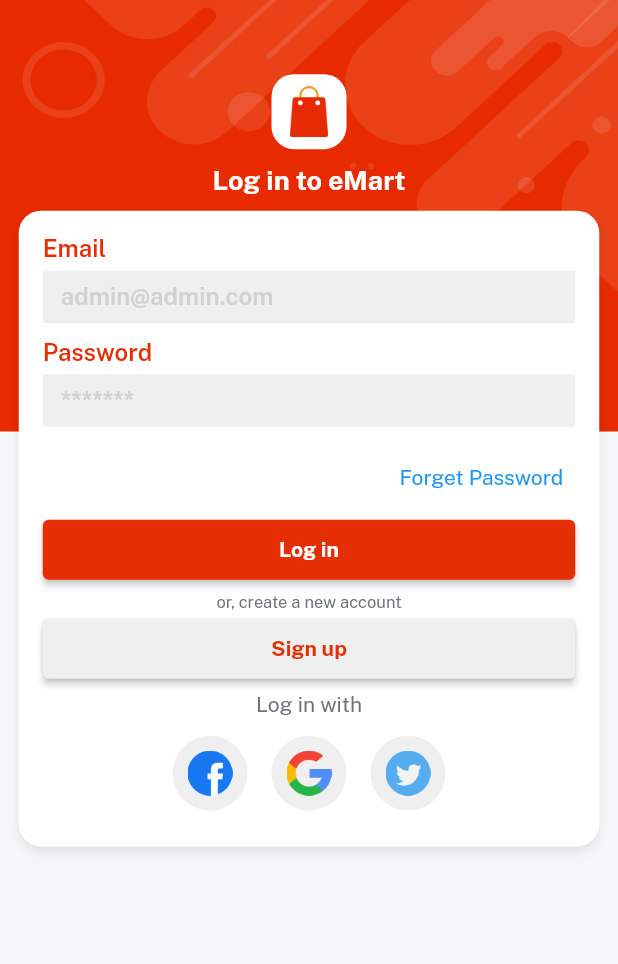
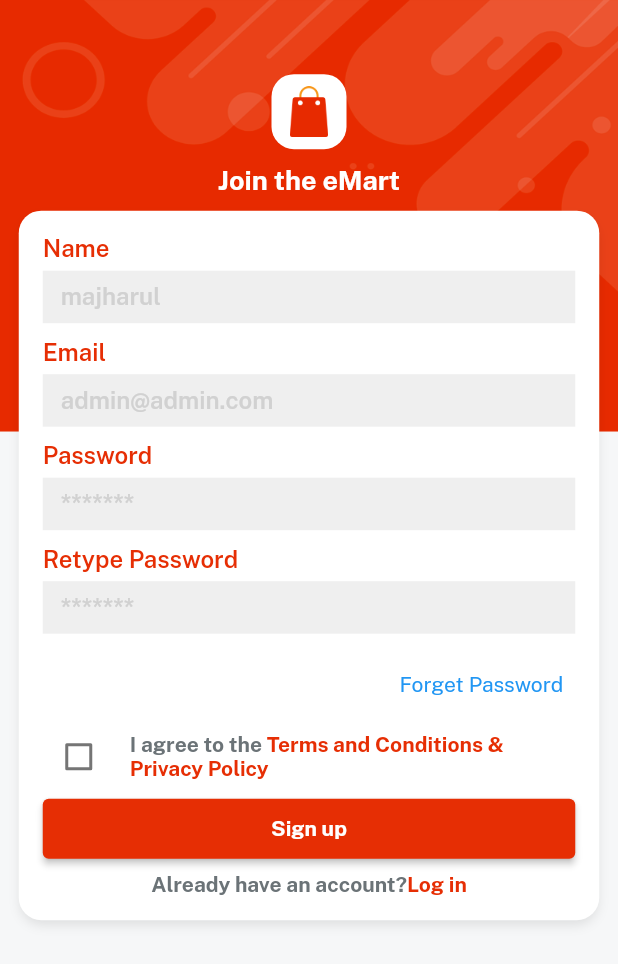
Before and after one commit to majharul-islam181/ecommerce, a Flutter app: the screen it shows after launch, after a tap on "Sign up", on a phone screen of 412 x 824 dp. Shown: the top 964 px of the screen. Run offline on Flutter 3.47's test engine with Material 2 defaults, Android fonts, the phone set to English and light mode, and no system bars; our stand-ins replace get, velocity_x.

Commit message:
signup screen ui

```diff
--- a/lib/consts/strings.dart
+++ b/lib/consts/strings.dart
@@ -10,8 +10,15 @@ const emailhint = "admin@admin.com";
 const password = 'Password';
 const passwordHint = '*******';
 
+const retypePassword = "Retype Password";
+const name = "Name";
+const nameHint = 'majharul';
+
 const forgetPassword = 'Forget Password';
 const login = 'Log in';
 const signup = 'Sign up';
 const createNewAccount = "or, create a new account";
 const loginWith = "Log in with";
+
+const privacyPolicy = "Privacy Policy";
+const termAndCond = "Terms and Conditions";
--- a/lib/views/auth_screen/login_screen.dart
+++ b/lib/views/auth_screen/login_screen.dart
@@ -1,5 +1,6 @@
 import 'package:ecommerce/consts/consts.dart';
 import 'package:ecommerce/consts/lists.dart';
+import 'package:ecommerce/views/auth_screen/signup_screen.dart';
 import 'package:ecommerce/widgets_common/applogo_widget.dart';
 import 'package:ecommerce/widgets_common/bg_widget.dart';
 import 'package:ecommerce/widgets_common/custom_textfield.dart';
@@ -11,8 +12,9 @@ class LoginScreen extends StatelessWidget {
   @override
   Widget build(BuildContext context) {
     return bgWidget(Scaffold(
-      resizeToAvoidBottomInset: false,
+      // resizeToAvoidBottomInset: false,
       body: Center(
+        child: SingleChildScrollView(
           child: Column(
             children: [
               (context.screenHeight * 0.06).heightBox,
@@ -46,7 +48,9 @@ class LoginScreen extends StatelessWidget {
                 //sign up button
                 ourButton(
                         bgcolor: lightGrey,
-                      onPress: () {},
+                        onPress: () {
+                          Get.to(() =>const  SignupScreen());
+                        },
                         textcolor: redColor,
                         buttonName: signup)
                     .box
@@ -82,6 +86,7 @@ class LoginScreen extends StatelessWidget {
             ],
           ),
         ),
+      ),
     ));
   }
 }
--- /dev/null
+++ b/lib/views/auth_screen/signup_screen.dart
@@ -0,0 +1,123 @@
+import 'package:ecommerce/consts/consts.dart';
+
+import 'package:ecommerce/widgets_common/applogo_widget.dart';
+import 'package:ecommerce/widgets_common/bg_widget.dart';
+import 'package:ecommerce/widgets_common/custom_textfield.dart';
+import 'package:ecommerce/widgets_common/our_button.dart';
+
+class SignupScreen extends StatelessWidget {
+  const SignupScreen({super.key});
+
+  @override
+  Widget build(BuildContext context) {
+    return bgWidget(Scaffold(
+      // resizeToAvoidBottomInset: false,
+      body: SingleChildScrollView(
+        child: Center(
+          child: Column(
+            children: [
+              (context.screenHeight * 0.06).heightBox,
+              applogoWidget(),
+              10.heightBox,
+              'Join the $appname'.text.size(18).fontFamily(bold).white.make(),
+              10.heightBox,
+              Column(children: [
+                customTextField(title: name, hint: nameHint),
+                customTextField(title: email, hint: emailhint),
+                customTextField(title: password, hint: passwordHint),
+                customTextField(title: retypePassword, hint: passwordHint),
+
+                Align(
+                  alignment: Alignment.centerRight,
+                  child: TextButton(
+                    onPressed: () {},
+                    child: forgetPassword.text.make(),
+                  ),
+                ),
+
+                // check box
+                Row(
+                  children: [
+                    Checkbox(
+                        value: false,
+                        checkColor: redColor,
+                        onChanged: ((value) {})),
+                    10.widthBox,
+                    Expanded(
+                      child: RichText(
+                          text: const TextSpan(
+                        children: [
+                          TextSpan(
+                              text: "I agree to the ",
+                              style: TextStyle(
+                                fontFamily: bold,
+                                color: fontGrey,
+                              )),
+                          TextSpan(
+                              text: termAndCond,
+                              style: TextStyle(
+                                fontFamily: bold,
+                                color: redColor,
+                              )),
+                          TextSpan(
+                              text: " & ",
+                              style: TextStyle(
+                                fontFamily: bold,
+                                color: redColor,
+                              )),
+                          TextSpan(
+                              text: privacyPolicy,
+                              style: TextStyle(
+                                fontFamily: bold,
+                                color: redColor,
+                              )),
+                        ],
+                      )),
+                    ),
+                  ],
+                ),
+
+                //login button
+                ourButton(
+                        bgcolor: redColor,
+                        onPress: () {},
+                        textcolor: whiteColor,
+                        buttonName: signup)
+                    .box
+                    .width(context.width - 50)
+                    .make(),
+                5.heightBox,
+
+                // Wrapping into gesture detector of veiocity X
+
+                RichText(
+                    text: const TextSpan(children: [
+                  TextSpan(
+                    text: "Already have an account?",
+                    style: TextStyle(
+                      fontFamily: bold,
+                      color: fontGrey,
+                    ),
+                  ),
+                  TextSpan(
+                      text: "Log in",
+                      style: TextStyle(fontFamily: bold, color: redColor)),
+                ])).onTap(() {
+                  Get.back();
+                })
+              ])
+                  .box
+                  .color(whiteColor)
+                  .padding(const EdgeInsets.all(16))
+                  .width(context.screenWidth - 25)
+                  .rounded
+                  .shadowMd
+                  .make(),
+              15.heightBox,
+            ],
+          ),
+        ),
+      ),
+    ));
+  }
+}
--- a/lib/widgets_common/custom_textfield.dart
+++ b/lib/widgets_common/custom_textfield.dart
@@ -20,6 +20,7 @@ Widget customTextField({String? title, String? hint,controller}) {
           filled: true,
           border: InputBorder.none,
           focusedBorder: OutlineInputBorder(
+
               borderSide: BorderSide(
             color: redColor,
           )),
--- a/lib/widgets_common/our_button.dart
+++ b/lib/widgets_common/our_button.dart
@@ -6,9 +6,7 @@ Widget ourButton({bgcolor,textcolor, onPress,required String buttonName}) {
      backgroundColor: bgcolor,
      padding: const EdgeInsets.all(12),
     ),
-      onPressed: (() {
-        onPress;
-      }),
+      onPressed: onPress,
       child: buttonName.text.color(textcolor).fontFamily(bold).make(),
       );
 }
```
Lines whose indentation alone changed are shown as unchanged.
